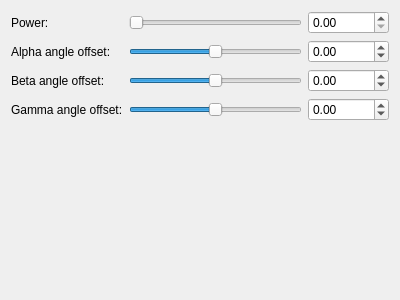
Above: trunk/mandelbulber2/qt_data/fractal_mandelbulb4.ui from buddhi1980/mandelbulber2 before the change. Below: the same form after it.
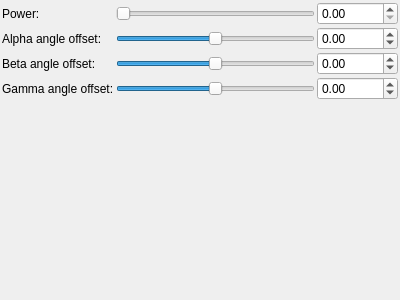
That is the form after the change. Custom widgets are drawn as their Qt base class.

Commit message: - reduced all margins and spacings in ui - added class to store animation frames - added closable dock for animation control (actually empty)

Diff of the .ui file:
```diff
--- a/trunk/mandelbulber2/qt_data/fractal_mandelbulb4.ui
+++ b/trunk/mandelbulber2/qt_data/fractal_mandelbulb4.ui
@@ -14,8 +14,26 @@
    <string>Form</string>
   </property>
   <layout class="QVBoxLayout" name="verticalLayout">
+   <property name="spacing">
+    <number>2</number>
+   </property>
+   <property name="leftMargin">
+    <number>2</number>
+   </property>
+   <property name="topMargin">
+    <number>2</number>
+   </property>
+   <property name="rightMargin">
+    <number>2</number>
+   </property>
+   <property name="bottomMargin">
+    <number>2</number>
+   </property>
    <item>
     <layout class="QGridLayout" name="gridLayout">
+     <property name="spacing">
+      <number>2</number>
+     </property>
      <item row="2" column="1">
       <widget class="QSlider" name="slider_beta_angle_offset">
        <property name="minimum">
```
The commit also changes 29 other files.
